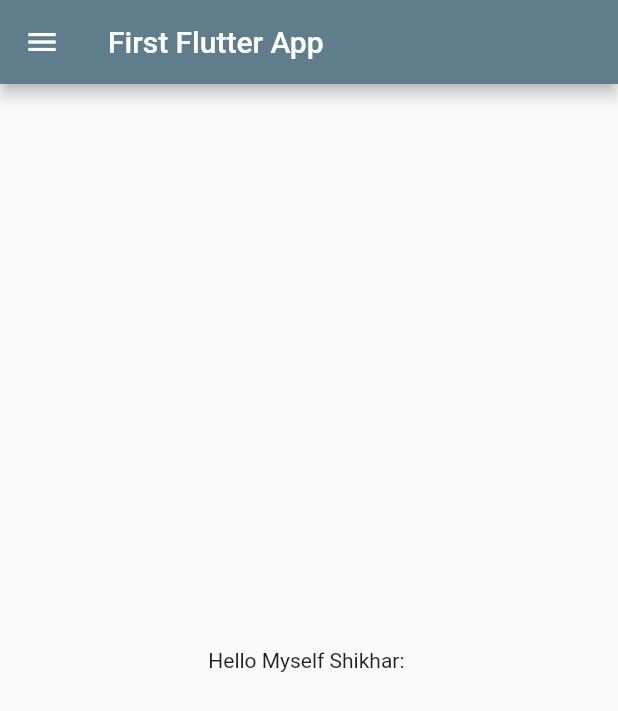
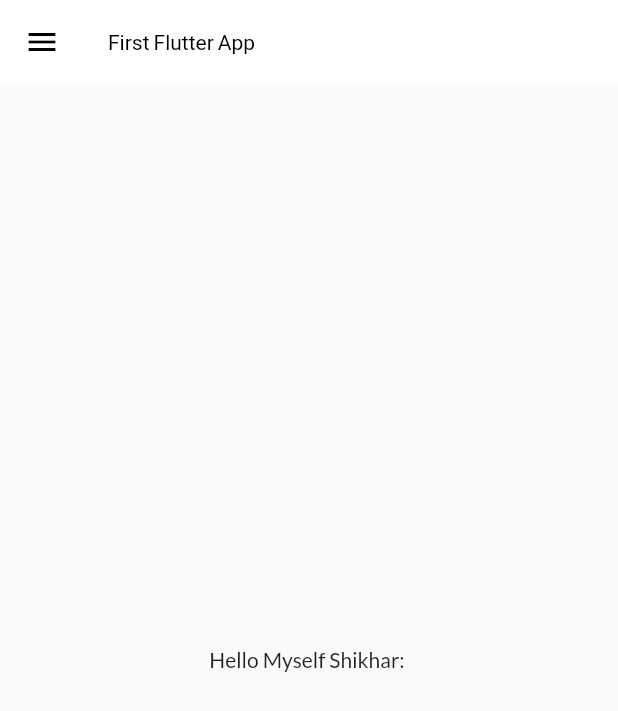
Before and after one commit to Shikhar12233456/flutterproject, a Flutter app: the screen it shows after launch, on a phone screen of 412 x 824 dp. Shown: the top 711 px of the screen. Run offline on Flutter 3.47's test engine with Material 2 defaults, Android fonts, the phone set to English and light mode, and no system bars; our stand-ins replace google_fonts.

Commit message:
Day-4 slightly More Completed

```diff
--- a/lib/main.dart
+++ b/lib/main.dart
@@ -1,5 +1,7 @@
 import 'package:first_flutter_project/screens/LoginPage.dart';
 import 'package:first_flutter_project/utils/routes.dart';
+import 'package:first_flutter_project/widgets/themes.dart';
+import 'package:flutter/cupertino.dart';
 import 'package:flutter/material.dart';
 
 import 'screens/Homepage.dart';
@@ -15,7 +17,8 @@ class MyApp extends StatelessWidget {
   Widget build(BuildContext context) {
     return MaterialApp(
       themeMode: ThemeMode.light,
-      theme: ThemeData(primarySwatch: Colors.blueGrey),
+      theme:  MyTheme.lightTheme,
+      darkTheme: MyTheme.darkTheme,
       debugShowCheckedModeBanner: false,
       routes: {
         "/": (context) => Homepage(),
--- a/lib/screens/Homepage.dart
+++ b/lib/screens/Homepage.dart
@@ -8,10 +8,8 @@ class Homepage extends StatelessWidget {
       appBar: AppBar(
         title: const Text("First Flutter App"),
       ),
-      body: Center(
-        child: Container(
-          child: const Text("Hello Myself Shikhar: "),
-        ),
+      body: const Center(
+        child: Text("Hello Myself Shikhar: "),
       ),
       drawer: MyDrawer(),
     );
--- /dev/null
+++ b/lib/widgets/themes.dart
@@ -0,0 +1,26 @@
+import 'package:flutter/material.dart';
+import 'package:google_fonts/google_fonts.dart';
+
+class MyTheme {
+  static ThemeData get lightTheme => ThemeData(
+      primarySwatch: Colors.blueGrey,
+      fontFamily: GoogleFonts.lato().fontFamily,
+      appBarTheme: const AppBarTheme(
+          color: Colors.white,
+          elevation: 0.0,
+          iconTheme: IconThemeData(color: Colors.black),
+          titleTextStyle: TextStyle(
+            color: Colors.black,
+          )));
+  static ThemeData get darkTheme => ThemeData(
+      brightness: Brightness.dark,
+      primarySwatch: Colors.blueGrey,
+      fontFamily: GoogleFonts.lato().fontFamily,
+      appBarTheme: const AppBarTheme(
+          color: Colors.white,
+          elevation: 0.0,
+          iconTheme: IconThemeData(color: Colors.black),
+          titleTextStyle: TextStyle(
+            color: Colors.black,
+          )));
+}
```
